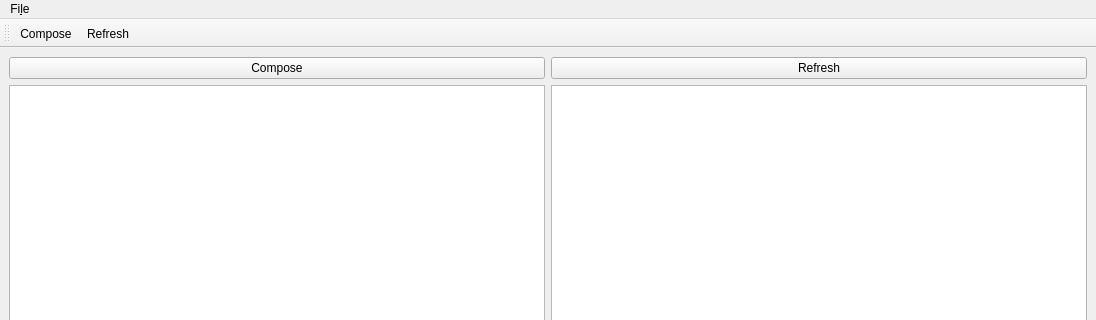
The window that mainwindow.ui (Etenil/kutemail) describes before a commit, drawn with Qt 5; both pictures show x 0 to 1096 and y 0 to 320 of the 1096 by 771 pixel window.
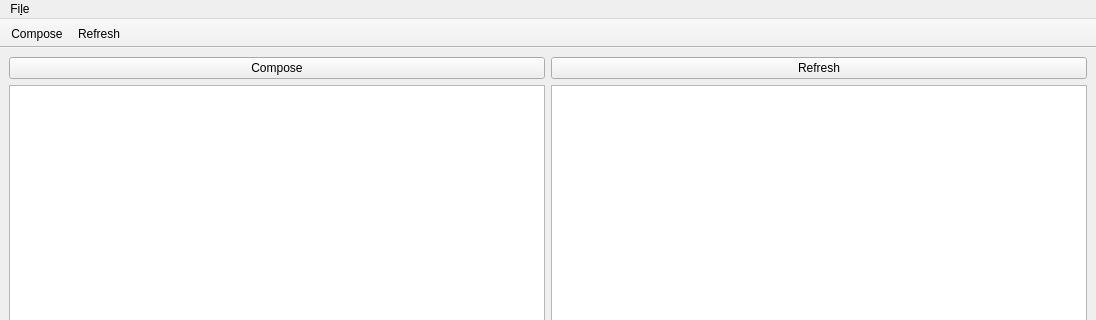
The same window after the commit. Icons and pictures are not drawn.

Patch:
```diff
--- a/mainwindow.ui
+++ b/mainwindow.ui
@@ -81,6 +81,12 @@
    <property name="windowTitle">
     <string>toolBar</string>
    </property>
+   <property name="movable">
+    <bool>false</bool>
+   </property>
+   <property name="floatable">
+    <bool>false</bool>
+   </property>
    <attribute name="toolBarArea">
     <enum>TopToolBarArea</enum>
    </attribute>
```
Left out of the diff: 10 changed lines with no effect on the pictures.
